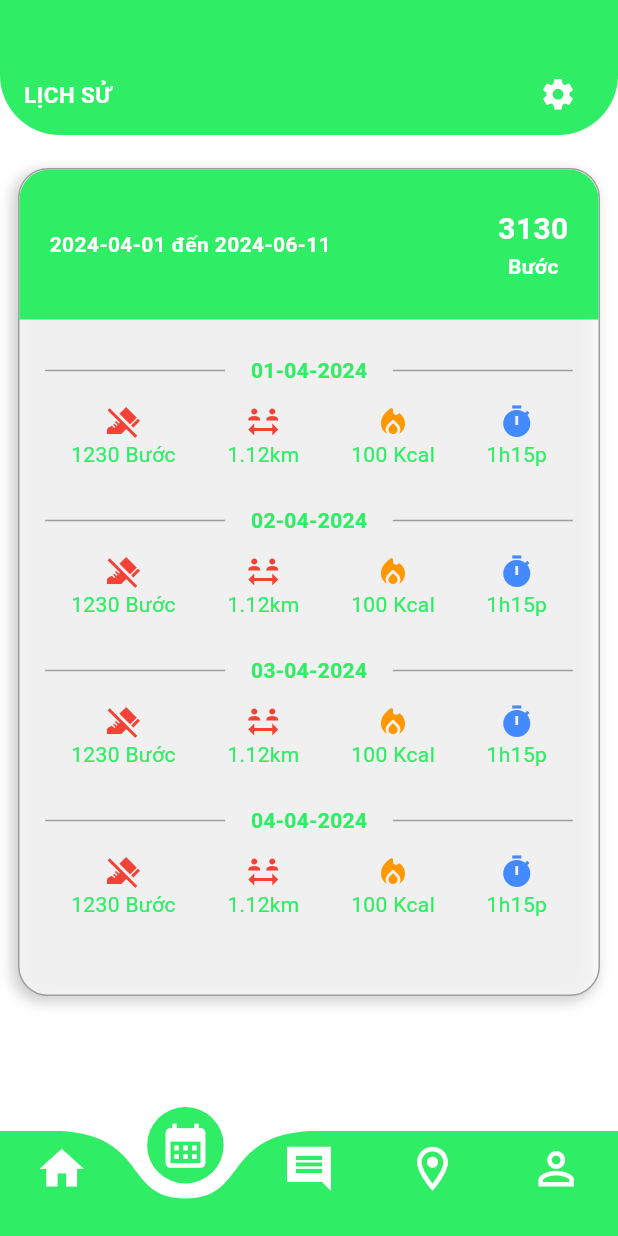
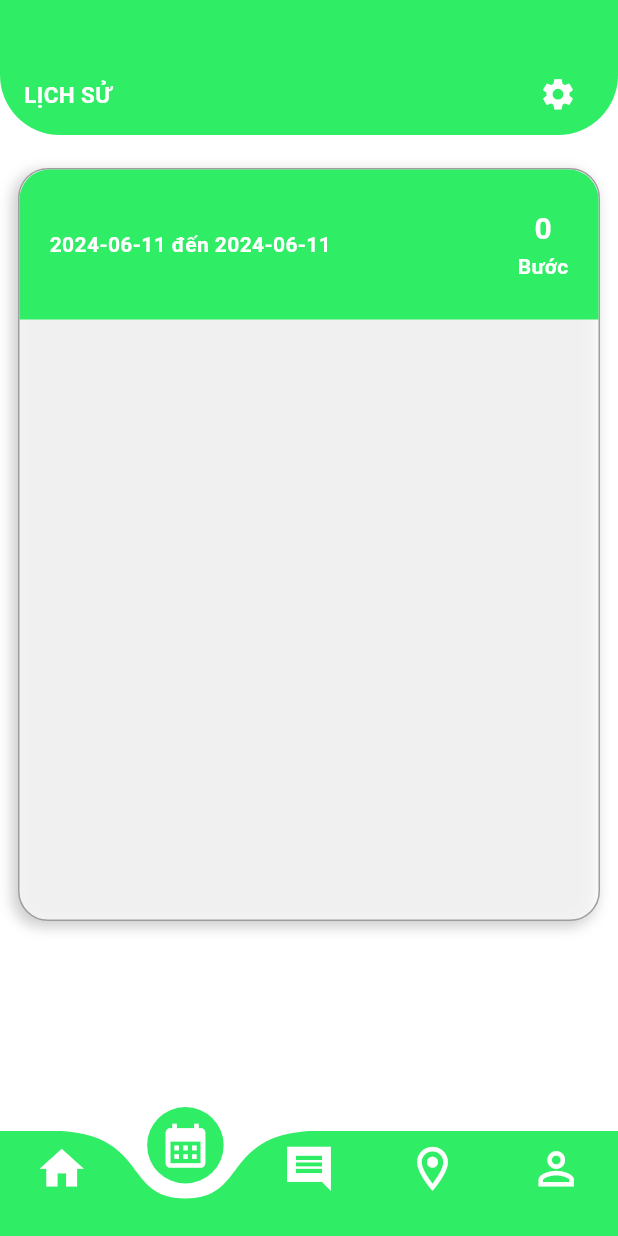
Before and after one commit to Huakhanhdoan/fitness-fe, a Flutter app: the Menu screen opened directly, item 2 of the bottom bar chosen, on a phone screen of 412 x 824 dp. Run offline on Flutter 3.47's test engine with Material 3 defaults, Android fonts, the phone set to English and light mode, and no system bars; drawn by our look-alikes of curved_labeled_navigation_bar; our stand-ins replace animated_text_kit, cached_network_image, flutter_holo_date_picker, flutter_map, flutter_svg, geocoding and 10 more; missing offline and left inert: another_stepper, date_picker_plus, flutter_map_location_marker, heart_bpm, open_route_service, time_picker_spinner; accounts and stored records are empty.

Commit message:
fix data history

```diff
--- a/lib/history/history.dart
+++ b/lib/history/history.dart
@@ -1,6 +1,8 @@
+import 'package:fitness/history/model/data.dart';
 import 'package:fitness/untils/color.dart';
 import 'package:flutter/cupertino.dart';
 import 'package:flutter/material.dart';
+import 'package:shared_preferences/shared_preferences.dart';
 
 class History extends StatefulWidget {
   const History({super.key});
@@ -10,8 +12,22 @@ class History extends StatefulWidget {
 }
 
 class _HistoryState extends State<History> {
+  List<String> _data = [];
+  int sumStep = 0;
   String date = DateTime.now().toString().substring(0,10);
-
+  void loadData() async {
+    SharedPreferences prefs = await SharedPreferences.getInstance();
+    setState(() {
+      sumStep = prefs.getInt('sumStep') ?? 0;
+      _data = prefs.getStringList('listStep') ?? [];
+    });
+  }
+@override
+  void initState() {
+    // TODO: implement initState
+    super.initState();
+    loadData();
+  }
 
   @override
   Widget build(BuildContext context) {
@@ -57,22 +73,38 @@ class _HistoryState extends State<History> {
                       child: Row(
                         mainAxisAlignment: MainAxisAlignment.spaceBetween,
                         children: [
-                          Text('2024-04-01 đến ' '$date', style: const TextStyle(color: CupertinoColors.white, fontWeight: FontWeight.bold),),
-                          const Column(
+                          Text('${DateTime.now().subtract(Duration(days: _data.length)).toString().substring(0,10)}'' đến ' '$date', style: const TextStyle(color: CupertinoColors.white, fontWeight: FontWeight.bold),),
+                           Column(
                             mainAxisAlignment: MainAxisAlignment.center,
                             children: [
-                              Text('3130',style: TextStyle(color: CupertinoColors.white, fontWeight: FontWeight.bold, fontSize: 20)),
-                              Text('Bước',style: TextStyle(color: CupertinoColors.white, fontWeight: FontWeight.bold)),
+                              Text('$sumStep',style: const TextStyle(color: CupertinoColors.white, fontWeight: FontWeight.bold, fontSize: 20)),
+                              const Text('Bước',style: TextStyle(color: CupertinoColors.white, fontWeight: FontWeight.bold)),
                             ],
                           )
                         ],
                       ),
                     ),
                   ),
-                getContainer("01-04-2024"),
-                  getContainer("02-04-2024"),
-                  getContainer("03-04-2024"),
-                  getContainer("04-04-2024"),
+
+              SizedBox(
+                height: 350,
+                child: ListView.builder(
+                  itemCount: _data.length, // Số lượng item bằng độ dài danh sách
+                  itemBuilder: (context, index) {
+                    int item;
+                    if((_data.length > 1)&& (index>0)) {
+                       item = int.parse(_data[index]) - int.parse(_data[index-1]);
+                    }
+                    else {
+                      item = int.parse(_data[index]);
+                    }
+                     // Lấy item hiện tại
+                    final time = DateTime.now().subtract(Duration(days: _data.length -index));
+                    String date = time.toString().substring(0,10);
+                    return Data(step:item ,date : date );
+                  },
+                ),
+              ),
                   const SizedBox(height: 50,)
                 ],
               ),
@@ -83,57 +115,57 @@ class _HistoryState extends State<History> {
       ),
     );
   }
-  Widget getContainer(String date) {
-    return SizedBox(
-      height: 100,
-      child:  Column(
-        crossAxisAlignment: CrossAxisAlignment.center,
-        mainAxisAlignment: MainAxisAlignment.end,
-        children: [
-          Row(
-mainAxisAlignment: MainAxisAlignment.spaceEvenly,
-            children: [
-              Container(width: 120, height: 1,color: Colors.grey,),
-              Text(date, style:TextStyle(fontWeight: FontWeight.bold, color: AppColors.colorTheme),),
-              Container(width: 120, height: 1,color: Colors.grey,)
-            ],
-          ),
-
-          Padding(
-            padding: const EdgeInsets.only(top:12.0),
-            child: Row(
-              mainAxisAlignment: MainAxisAlignment.spaceEvenly,
-              children: [
-                Column(
-                  children: [
-                    const Icon(Icons.do_not_step, color: Colors.red,),
-                    Text("1230 Bước", style: TextStyle(color:  AppColors.colorTheme),),
-                  ],
-                ),
-                Column(
-                  children: [
-                    const Icon(Icons.social_distance, color: Colors.red,),
-                    Text("1.12km", style: TextStyle(color:  AppColors.colorTheme),),
-                  ],
-                ),
-                Column(
-                  children: [
-                    const Icon(Icons.local_fire_department_rounded, color: Colors.orange,),
-                    Text('100 Kcal',style: TextStyle(color:  AppColors.colorTheme)),
-                  ],
-                ),
-                Column(
-                  children: [
-                    const Icon(Icons.timer, color: Colors.blueAccent,),
-                    Text('1h15p',style: TextStyle(color:  AppColors.colorTheme)),
-                  ],
-                ),
-
-              ],
-            ),
-          )
-        ],
-      ),
-    );
-  }
+//   Widget getContainer(String date) {
+//     return SizedBox(
+//       height: 100,
+//       child:  Column(
+//         crossAxisAlignment: CrossAxisAlignment.center,
+//         mainAxisAlignment: MainAxisAlignment.end,
+//         children: [
+//           Row(
+// mainAxisAlignment: MainAxisAlignment.spaceEvenly,
+//             children: [
+//               Container(width: 120, height: 1,color: Colors.grey,),
+//               Text(date, style:TextStyle(fontWeight: FontWeight.bold, color: AppColors.colorTheme),),
+//               Container(width: 120, height: 1,color: Colors.grey,)
+//             ],
+//           ),
+//
+//           Padding(
+//             padding: const EdgeInsets.only(top:12.0),
+//             child: Row(
+//               mainAxisAlignment: MainAxisAlignment.spaceEvenly,
+//               children: [
+//                 Column(
+//                   children: [
+//                     const Icon(Icons.do_not_step, color: Colors.red,),
+//                     Text("1230 Bước", style: TextStyle(color:  AppColors.colorTheme),),
+//                   ],
+//                 ),
+//                 Column(
+//                   children: [
+//                     const Icon(Icons.social_distance, color: Colors.red,),
+//                     Text("1.12km", style: TextStyle(color:  AppColors.colorTheme),),
+//                   ],
+//                 ),
+//                 Column(
+//                   children: [
+//                     const Icon(Icons.local_fire_department_rounded, color: Colors.orange,),
+//                     Text('100 Kcal',style: TextStyle(color:  AppColors.colorTheme)),
+//                   ],
+//                 ),
+//                 Column(
+//                   children: [
+//                     const Icon(Icons.timer, color: Colors.blueAccent,),
+//                     Text('1h15p',style: TextStyle(color:  AppColors.colorTheme)),
+//                   ],
+//                 ),
+//
+//               ],
+//             ),
+//           )
+//         ],
+//       ),
+//     );
+//   }
 }
--- a/lib/home/homePage.dart
+++ b/lib/home/homePage.dart
@@ -45,7 +45,7 @@ class _HomePageState extends State<HomePage> {
             radius: 120.0,
             lineWidth: 23.0,
             animation: true,
-            percent: (stepToday<_stepGoal) ? stepToday / _stepGoal:1 ,
+            percent: (stepToday<_stepGoal && stepToday>0) ? stepToday / _stepGoal:1 ,
             startAngle: 180,
             center: CircularPercentIndicator(
               radius: 90,
@@ -305,6 +305,9 @@ class _HomePageState extends State<HomePage> {
       _stepCount = event.steps;
 
       if(_lastUpdate != DateTime.now().toString().substring(0,10)) {
+        List<String> list = prefs.getStringList('listStep') ?? [];
+        list.add(_stepCount.toString());
+        prefs.setStringList('listStep', list);
         prefs.setInt('sumStep', _stepCount) ;
         saveLastUpdate();
       }
```
Also changed, not shown: lib/history/model/data.dart (added, +89 -0 lines), lib/map/my_map.dart (+48 -12 lines).
